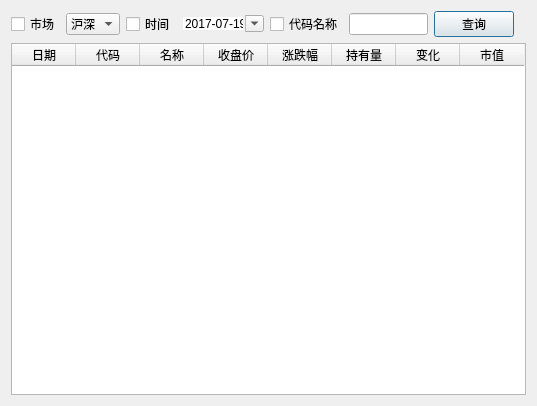
The window that qeastmoneyhsgtdialog.ui (bnufree/Hq) describes before a commit, drawn with Qt 5.
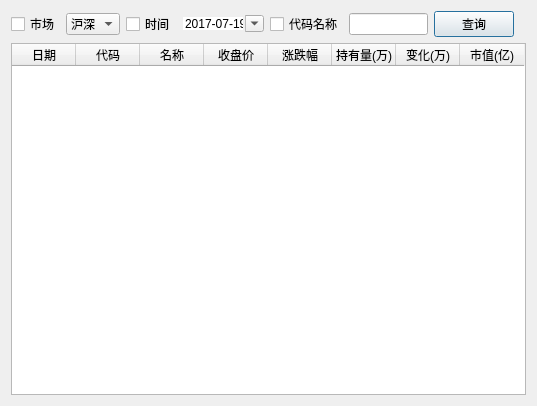
The same window after the commit.

Diff of the .ui file:
```diff
--- a/qeastmoneyhsgtdialog.ui
+++ b/qeastmoneyhsgtdialog.ui
@@ -152,17 +152,17 @@
      </column>
      <column>
       <property name="text">
-       <string>持有量</string>
+       <string>持有量(万)</string>
       </property>
      </column>
      <column>
       <property name="text">
-       <string>变化</string>
+       <string>变化(万)</string>
       </property>
      </column>
      <column>
       <property name="text">
-       <string>市值</string>
+       <string>市值(亿)</string>
       </property>
      </column>
     </widget>
```
